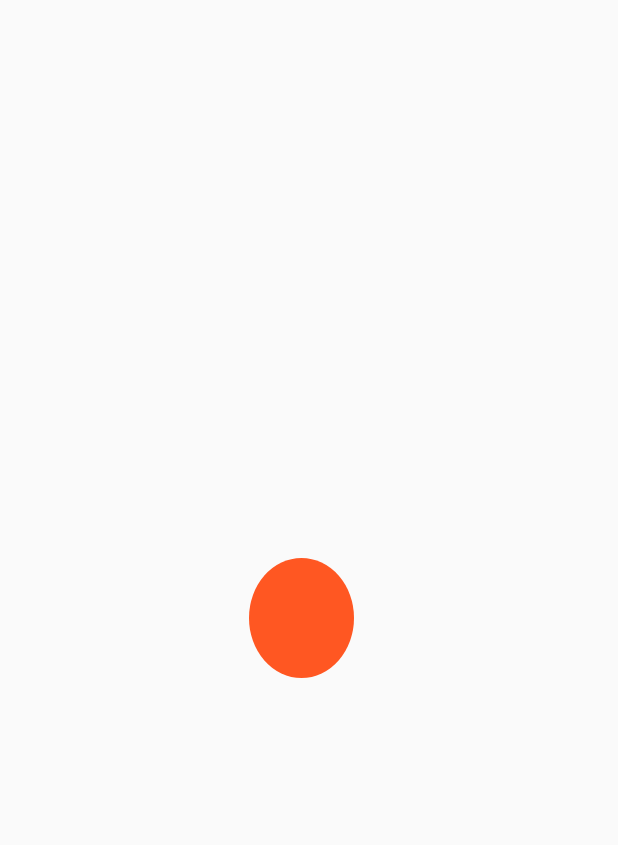
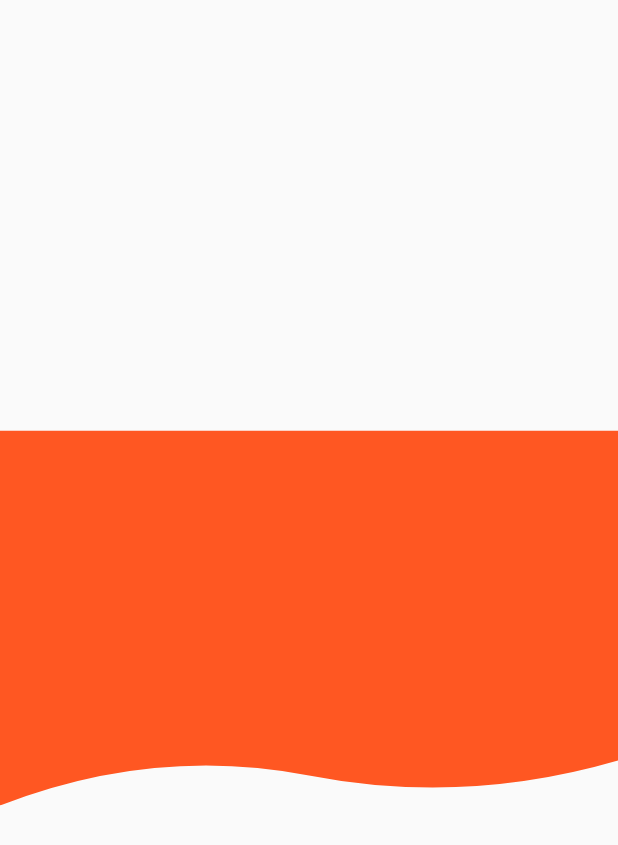
Before and after one commit to AmmarAgeeza/Flutter-Widgets, a Flutter app: the screen it shows after launch, on a phone screen of 412 x 824 dp. Shown: the top 845 px of the screen. Run offline on Flutter 3.47's test engine with Material 2 defaults, Android fonts, the phone set to English and light mode, and no system bars.

Commit message:
ClipPath Widget

```diff
--- a/lib/main.dart
+++ b/lib/main.dart
@@ -1,6 +1,6 @@
 import 'package:flutter/material.dart';
+import 'package:flutter_widgets/widgets/widget_032_clip_path.dart';
 
-import 'widgets/widget_031_clip_oval.dart';
 
 
 void main() {
@@ -15,7 +15,7 @@ class MyApp extends StatelessWidget {
     return const MaterialApp(
       title: 'Flutter Widgets',
       debugShowCheckedModeBanner: false,
-      home: ClipOvalWidget(),
+      home: ClipPathWidget(),
     );
   }
 }
--- /dev/null
+++ b/lib/widgets/widget_032_clip_path.dart
@@ -0,0 +1,43 @@
+import 'package:flutter/material.dart';
+
+class ClipPathWidget extends StatelessWidget {
+  const ClipPathWidget({super.key});
+
+  @override
+  Widget build(BuildContext context) {
+    return Scaffold(
+      body: Center(
+        child: ClipPath(
+          clipper: MyCustomClip(),
+          child: Container(
+            height: 250,
+            width: double.infinity,
+            color: Colors.deepOrange,
+          ),
+        ),
+      ),
+    );
+  }
+}
+
+class MyCustomClip extends CustomClipper<Path> {
+  @override
+  Path getClip(Size size) {
+    return Path()
+      ..lineTo(0, size.height)
+      ..quadraticBezierTo(
+        size.width / 4,
+        size.height - 40,
+        size.width / 2,
+        size.height - 20,
+      )
+      ..quadraticBezierTo(
+          3 / 4 * size.width, size.height, size.width, size.height - 30)
+      ..lineTo(size.width, 0);
+  }
+
+  @override
+  bool shouldReclip(covariant CustomClipper<Path> oldClipper) {
+    return false;
+  }
+}
```
Also changed, not shown: 1 other file.
